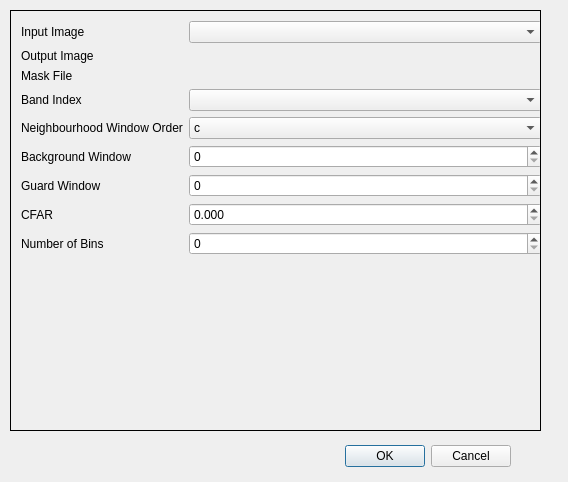
This is markov_chain_cfar/markov_chain_cfar_dialog_base.ui in AUGSignals/qgis-plugins as Qt 5 draws it before an edit. The edited form follows.
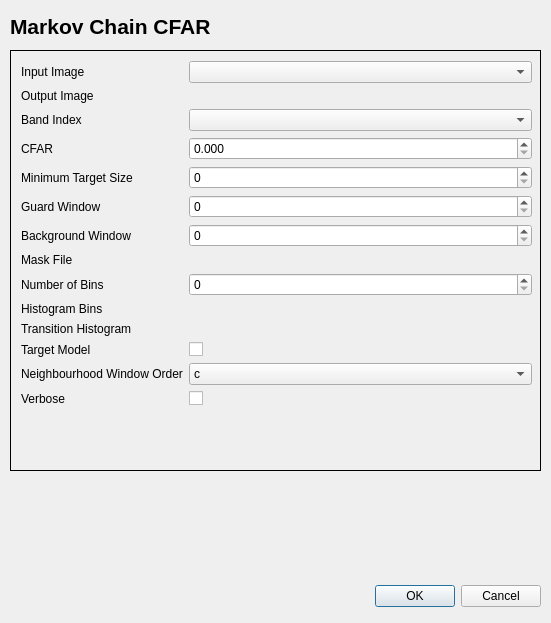
This is the edited form. Custom widgets are drawn as their Qt base class.

What changed in the file:
```diff
--- a/markov_chain_cfar/markov_chain_cfar_dialog_base.ui
+++ b/markov_chain_cfar/markov_chain_cfar_dialog_base.ui
@@ -6,8 +6,8 @@
    <rect>
     <x>0</x>
     <y>0</y>
-    <width>568</width>
-    <height>482</height>
+    <width>551</width>
+    <height>623</height>
    </rect>
   </property>
   <property name="windowTitle">
@@ -16,8 +16,8 @@
   <widget class="QDialogButtonBox" name="button_box">
    <property name="geometry">
     <rect>
-     <x>170</x>
-     <y>440</y>
+     <x>200</x>
+     <y>580</y>
      <width>341</width>
      <height>32</height>
     </rect>
@@ -33,7 +33,7 @@
    <property name="geometry">
     <rect>
      <x>10</x>
-     <y>10</y>
+     <y>50</y>
      <width>531</width>
      <height>421</height>
     </rect>
@@ -47,8 +47,8 @@
       <rect>
        <x>10</x>
        <y>10</y>
-       <width>521</width>
-       <height>411</height>
+       <width>511</width>
+       <height>401</height>
       </rect>
      </property>
      <layout class="QFormLayout" name="formLayout">
@@ -75,90 +75,79 @@
       <item row="2" column="0">
        <widget class="QLabel" name="label_3">
         <property name="text">
-         <string>Mask File</string>
+         <string>Band Index</string>
         </property>
        </widget>
       </item>
       <item row="2" column="1">
-       <widget class="QgsFileWidget" name="maskQgsFileWidget"/>
+       <widget class="QgsRasterBandComboBox" name="bandIndexQgsRasterBandComboBox"/>
       </item>
       <item row="3" column="0">
        <widget class="QLabel" name="label_4">
         <property name="text">
-         <string>Band Index</string>
+         <string>CFAR</string>
         </property>
        </widget>
       </item>
       <item row="3" column="1">
-       <widget class="QgsRasterBandComboBox" name="bandIndexRasterBandComboBox"/>
+       <widget class="QgsDoubleSpinBox" name="CFARQgsDoubleSpinBox">
+        <property name="decimals">
+         <number>3</number>
+        </property>
+       </widget>
       </item>
       <item row="4" column="0">
        <widget class="QLabel" name="label_5">
         <property name="text">
-         <string>Neighbourhood Window Order</string>
+         <string>Minimum Target Size</string>
         </property>
        </widget>
       </item>
       <item row="4" column="1">
-       <widget class="QComboBox" name="neighbourhoodQComboBox">
-        <item>
-         <property name="text">
-          <string>c</string>
-         </property>
-        </item>
-        <item>
-         <property name="text">
-          <string>r</string>
-         </property>
-        </item>
-       </widget>
+       <widget class="QgsSpinBox" name="minTargetSizeQgsSpinBox"/>
       </item>
       <item row="5" column="0">
-       <widget class="QLabel" name="label_6">
-        <property name="text">
-         <string>Background Window</string>
-        </property>
-       </widget>
-      </item>
-      <item row="6" column="0">
-       <widget class="QLabel" name="label_7">
+       <widget class="QLabel" name="guardWindowLabel">
         <property name="text">
          <string>Guard Window</string>
         </property>
        </widget>
       </item>
-      <item row="7" column="0">
-       <widget class="QLabel" name="label_8">
-        <property name="text">
-         <string>CFAR</string>
-        </property>
-       </widget>
-      </item>
-      <item row="8" column="0">
-       <widget class="QLabel" name="label_9">
-        <property name="text">
-         <string>Number of Bins</string>
-        </property>
-       </widget>
-      </item>
       <item row="5" column="1">
-       <widget class="QgsDoubleSpinBox" name="backgroundWindowQgsDoubleSpinBox">
-        <property name="decimals">
-         <number>0</number>
-        </property>
-       </widget>
-      </item>
-      <item row="6" column="1">
        <widget class="QgsDoubleSpinBox" name="guardWindowQgsDoubleSpinBox">
         <property name="decimals">
          <number>0</number>
         </property>
        </widget>
       </item>
+      <item row="6" column="0">
+       <widget class="QLabel" name="backgroundWindowLabel">
+        <property name="text">
+         <string>Background Window</string>
+        </property>
+       </widget>
+      </item>
+      <item row="6" column="1">
+       <widget class="QgsDoubleSpinBox" name="backgroundWindowQgsDoubleSpinBox">
+        <property name="decimals">
+         <number>0</number>
+        </property>
+       </widget>
+      </item>
+      <item row="7" column="0">
+       <widget class="QLabel" name="maskLabel">
+        <property name="text">
+         <string>Mask File</string>
+        </property>
+       </widget>
+      </item>
       <item row="7" column="1">
-       <widget class="QgsDoubleSpinBox" name="CFARQgsDoubleSpinBox">
-        <property name="decimals">
-         <number>3</number>
+       <widget class="QgsFileWidget" name="maskQgsFileWidget"/>
+      </item>
+      <item row="8" column="0">
+       <widget class="QLabel" name="numBinsLabel">
+        <property name="text">
+         <string>Number of Bins</string>
         </property>
        </widget>
       </item>
@@ -169,10 +158,96 @@
         </property>
        </widget>
       </item>
+      <item row="9" column="0">
+       <widget class="QLabel" name="histogramBinsLabel">
+        <property name="text">
+         <string>Histogram Bins</string>
+        </property>
+       </widget>
+      </item>
+      <item row="9" column="1">
+       <widget class="QgsFileWidget" name="histogramBinsQgsFileWidget"/>
+      </item>
+      <item row="10" column="0">
+       <widget class="QLabel" name="transitionHistogramLabel">
+        <property name="text">
+         <string>Transition Histogram</string>
+        </property>
+       </widget>
+      </item>
+      <item row="10" column="1">
+       <widget class="QgsFileWidget" name="transitionHistogramQgsFileWidget"/>
+      </item>
+      <item row="11" column="0">
+       <widget class="QLabel" name="targetModelLabel">
+        <property name="text">
+         <string>Target Model</string>
+        </property>
+       </widget>
+      </item>
+      <item row="11" column="1">
+       <widget class="QCheckBox" name="targetModelCheckBox">
+        <property name="text">
+         <string/>
+        </property>
+       </widget>
+      </item>
+      <item row="12" column="0">
+       <widget class="QLabel" name="neighbourhoodLabel">
+        <property name="text">
+         <string>Neighbourhood Window Order</string>
+        </property>
+       </widget>
+      </item>
+      <item row="12" column="1">
+       <widget class="QComboBox" name="neighbourhoodComboBox">
+        <item>
+         <property name="text">
+          <string>c</string>
+         </property>
+        </item>
+        <item>
+         <property name="text">
+          <string>r</string>
+         </property>
+        </item>
+       </widget>
+      </item>
+      <item row="13" column="0">
+       <widget class="QLabel" name="verboseLabel">
+        <property name="text">
+         <string>Verbose</string>
+        </property>
+       </widget>
+      </item>
+      <item row="13" column="1">
+       <widget class="QCheckBox" name="verboseCheckBox">
+        <property name="text">
+         <string/>
+        </property>
+       </widget>
+      </item>
      </layout>
     </widget>
    </widget>
   </widget>
+  <widget class="QLabel" name="title_label">
+   <property name="geometry">
+    <rect>
+     <x>10</x>
+     <y>10</y>
+     <width>341</width>
+     <height>33</height>
+    </rect>
+   </property>
+   <property name="text">
+    <string>&lt;!DOCTYPE HTML PUBLIC &quot;-//W3C//DTD HTML 4.0//EN&quot; &quot;http://www.w3.org/TR/REC-html40/strict.dtd&quot;&gt;
+&lt;html&gt;&lt;head&gt;&lt;meta name=&quot;qrichtext&quot; content=&quot;1&quot; /&gt;&lt;style type=&quot;text/css&quot;&gt;
+p, li { white-space: pre-wrap; }
+&lt;/style&gt;&lt;/head&gt;&lt;body style=&quot; font-family:'MS Shell Dlg 2'; font-size:8pt; font-weight:400; font-style:normal;&quot;&gt;
+&lt;p style=&quot; margin-top:0px; margin-bottom:0px; margin-left:0px; margin-right:0px; -qt-block-indent:0; text-indent:0px;&quot;&gt;&lt;span style=&quot; font-family:'Sans Serif'; font-size:16pt; font-weight:600;&quot;&gt;Markov Chain CFAR&lt;/span&gt;&lt;/p&gt;&lt;/body&gt;&lt;/html&gt;</string>
+   </property>
+  </widget>
  </widget>
  <customwidgets>
   <customwidget>
@@ -195,6 +270,11 @@
    <extends>QComboBox</extends>
    <header>qgsrasterbandcombobox.h</header>
   </customwidget>
+  <customwidget>
+   <class>QgsSpinBox</class>
+   <extends>QSpinBox</extends>
+   <header>qgsspinbox.h</header>
+  </customwidget>
  </customwidgets>
  <resources/>
  <connections>
```
Left out of the diff: 12 changed lines with no effect on the pictures.
